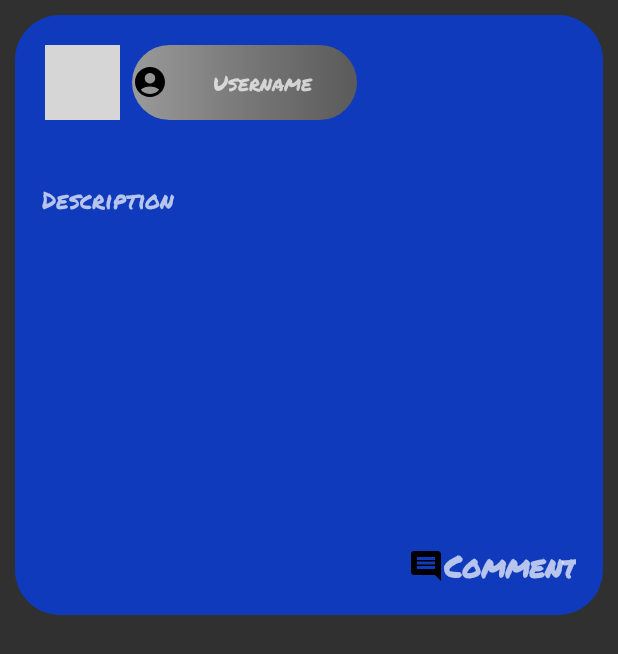
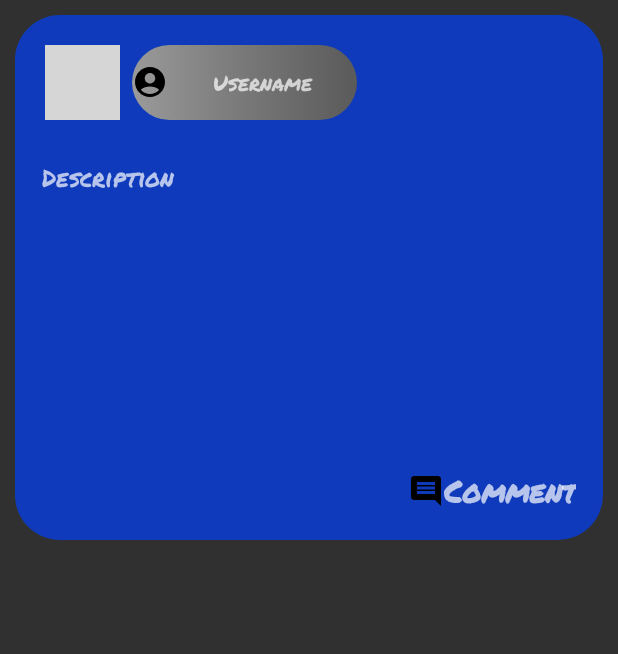
Before and after one commit to Sh1ngeki/Free, an Android app: the layout post_feed_everyone_fragment.xml on its own in the app's theme, with its tools: preview values and no code run, on a phone screen of 412 x 824 dp. Shown: the top 654 px of the screen. Run offline under Robolectric (Android 15) with nearby library versions, the phone set to English and light mode, and no system bars; grey boxes are pictures that could not be loaded.

Commit message:
post_fragments davabrune1

```diff
--- a/app/src/main/res/layout/post_feed_everyone_fragment.xml
+++ b/app/src/main/res/layout/post_feed_everyone_fragment.xml
@@ -1,7 +1,7 @@
 <?xml version="1.0" encoding="utf-8"?>
 <androidx.constraintlayout.widget.ConstraintLayout xmlns:android="http://schemas.android.com/apk/res/android"
     android:layout_width="match_parent"
-    android:layout_height="400dp"
+    android:layout_height="350dp"
     xmlns:tools="http://schemas.android.com/tools"
     android:layout_marginTop="10dp"
     android:layout_marginLeft="10dp"
@@ -36,7 +36,7 @@
 
     <TextView
         android:layout_width="match_parent"
-        android:layout_height="200dp"
+        android:layout_height="180dp"
         android:layout_marginStart="18dp"
         android:layout_marginEnd="18dp"
         android:fontFamily="@font/kai"
```
